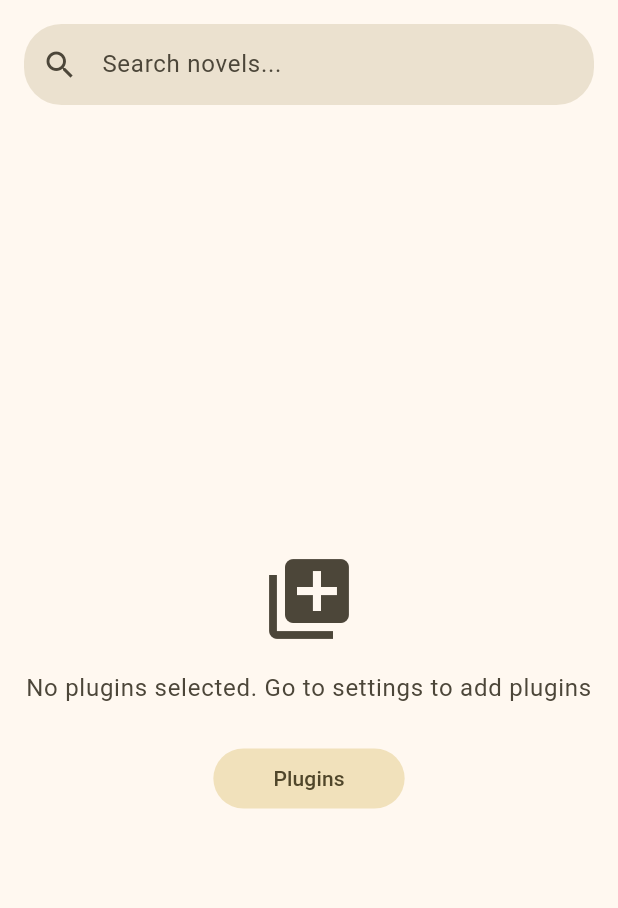
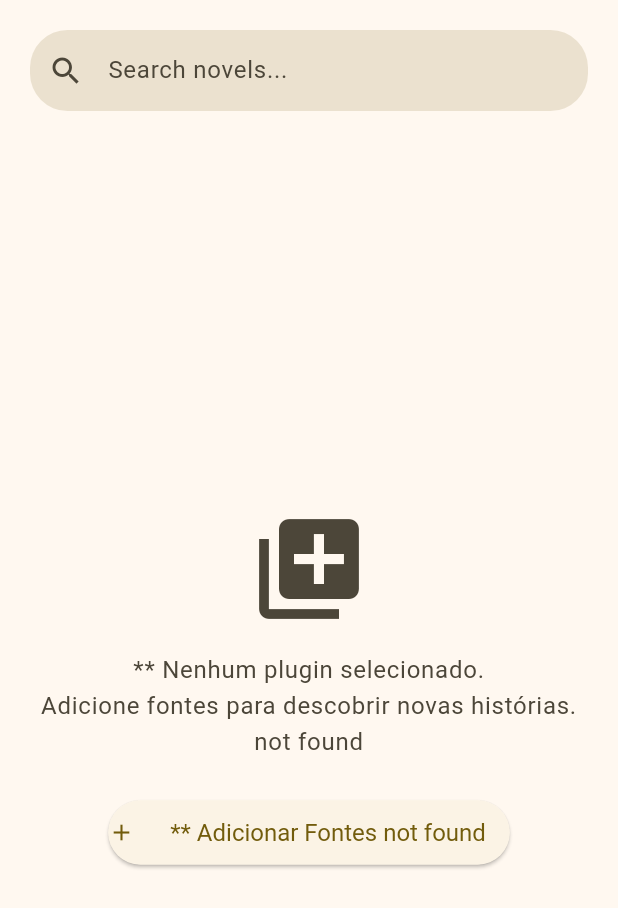
Before and after one commit to Luiz-eduardp/akashic_records, a Flutter app: the LibraryScreen screen opened directly, on a phone screen of 412 x 824 dp. Shown: the top 908 px of the screen. Run offline on Flutter 3.47's test engine with Material 3 defaults, Android fonts, the phone set to English and light mode, and no system bars; our stand-ins replace battery_plus, cached_network_image, file_picker, flutter_advanced_drawer, flutter_html, flutter_markdown and 9 more; missing offline and left inert: epubx, flutter_code_editor, highlight, jsf, traffic_stats; accounts and stored records are empty; network calls fail.

Commit message:
docs: add "Searching" translation
- Added "Searching" translation to en, es, ja, and pt locales.
- Improved loading indicator visual feedback.
- Updated empty state message in library screen.
- Added error handling and display improvements.
- Updated button styles and labels.

```diff
--- a/lib/assets/i18n/locale/i18n_en.json
+++ b/lib/assets/i18n/locale/i18n_en.json
@@ -231,5 +231,6 @@
   "Falha ao carregar o changelog. Erro: $e. Verifique sua conexão com a internet e tente novamente. Tentando carregar dados antigos...": "Failed to load changelog. Error: $e. Check your internet connection and try again. Trying to load old data...",
   "Carregando dados...": "Loading data...",
   "Devido às limitações da API do GitHub sem autenticação, o changelog pode estar desatualizado.": "Due to the limitations of the unauthenticated GitHub API, the changelog may be outdated.",
-  "Limite de requisições da API do GitHub atingido. Por favor, tente novamente mais tarde.": "GitHub API request limit reached. Please try again later."
+  "Limite de requisições da API do GitHub atingido. Por favor, tente novamente mais tarde.": "GitHub API request limit reached. Please try again later.",
+  "Pesquisando": "Searching"
 }
--- a/lib/assets/i18n/locale/i18n_es.json
+++ b/lib/assets/i18n/locale/i18n_es.json
@@ -231,5 +231,6 @@
   "Falha ao carregar o changelog. Erro: $e. Verifique sua conexão com a internet e tente novamente. Tentando carregar dados antigos...": "Error al cargar el registro de cambios. Error: $e. Verifique su conexión a Internet e intente nuevamente. Intentando cargar datos antiguos...",
   "Carregando dados...": "Cargando datos...",
   "Devido às limitações da API do GitHub sem autenticação, o changelog pode estar desatualizado.": "Debido a las limitaciones de la API de GitHub sin autenticación, el registro de cambios puede estar desactualizado.",
-  "Limite de requisições da API do GitHub atingido. Por favor, tente novamente mais tarde.": "Se ha alcanzado el límite de solicitudes de la API de GitHub. Por favor, inténtelo de nuevo más tarde."
+  "Limite de requisições da API do GitHub atingido. Por favor, tente novamente mais tarde.": "Se ha alcanzado el límite de solicitudes de la API de GitHub. Por favor, inténtelo de nuevo más tarde.",
+  "Pesquisando": "Buscando"
 }
--- a/lib/assets/i18n/locale/i18n_ja.json
+++ b/lib/assets/i18n/locale/i18n_ja.json
@@ -231,5 +231,6 @@
   "Falha ao carregar o changelog. Erro: $e. Verifique sua conexão com a internet e tente novamente. Tentando carregar dados antigos...": "変更履歴の読み込みに失敗しました。エラー: $e。インターネット接続を確認して、もう一度お試しください。古いデータを読み込もうとしています...",
   "Carregando dados...": "データを読み込み中...",
   "Devido às limitações da API do GitHub sem autenticação, o changelog pode estar desatualizado.": "認証なしのGitHub APIの制限により、変更履歴が最新ではない可能性があります。",
-  "Limite de requisições da API do GitHub atingido. Por favor, tente novamente mais tarde.": "GitHub APIのリクエスト制限に達しました。後でもう一度お試しください。"
+  "Limite de requisições da API do GitHub atingido. Por favor, tente novamente mais tarde.": "GitHub APIのリクエスト制限に達しました。後でもう一度お試しください。",
+  "Pesquisando": "検索中"
 }
--- a/lib/assets/i18n/locale/i18n_pt.json
+++ b/lib/assets/i18n/locale/i18n_pt.json
@@ -231,5 +231,6 @@
   "Falha ao carregar o changelog. Erro: $e. Verifique sua conexão com a internet e tente novamente. Tentando carregar dados antigos...": "Falha ao carregar o changelog. Erro: $e. Verifique sua conexão com a internet e tente novamente. Tentando carregar dados antigos...",
   "Carregando dados...": "Carregando dados...",
   "Devido às limitações da API do GitHub sem autenticação, o changelog pode estar desatualizado.": "Devido às limitações da API do GitHub sem autenticação, o changelog pode estar desatualizado.",
-  "Limite de requisições da API do GitHub atingido. Por favor, tente novamente mais tarde.": "Limite de requisições da API do GitHub atingido. Por favor, tente novamente mais tarde."
+  "Limite de requisições da API do GitHub atingido. Por favor, tente novamente mais tarde.": "Limite de requisições da API do GitHub atingido. Por favor, tente novamente mais tarde.",
+  "Pesquisando": "Pesquisando"
 }
--- a/lib/screens/library/library_screen.dart
+++ b/lib/screens/library/library_screen.dart
@@ -95,11 +95,17 @@ class _LibraryScreenState extends State<LibraryScreen> {
     final theme = Theme.of(context);
 
     return Scaffold(
-      body: SafeArea(
+      body: RefreshIndicator(
+        onRefresh: () async {
+          _onSearchChanged(_searchTextController.value);
+          return Future.value();
+        },
+        color: theme.colorScheme.primary,
+        child: SafeArea(
           child: Column(
             children: [
               Padding(
-              padding: const EdgeInsets.all(8.0),
+                padding: const EdgeInsets.all(12.0),
                 child: SearchBarWidget(
                   onSearch: _onSearchChanged,
                   onFilterPressed: null,
@@ -109,16 +115,57 @@ class _LibraryScreenState extends State<LibraryScreen> {
             ],
           ),
         ),
+      ),
     );
   }
 
   Widget _buildContent(AppState appState, ThemeData theme) {
     if (_isLoading) {
-      return const Center(child: CircularProgressIndicator());
+      return Center(
+        child: Column(
+          mainAxisAlignment: MainAxisAlignment.center,
+          children: [
+            CircularProgressIndicator(
+              valueColor: AlwaysStoppedAnimation<Color>(
+                theme.colorScheme.primary,
+              ),
+            ),
+            const SizedBox(height: 8),
+            Text(
+              'Pesquisando...'.translate,
+              style: theme.textTheme.bodyMedium!.copyWith(
+                color: theme.colorScheme.onSurfaceVariant,
+              ),
+            ),
+          ],
+        ),
+      );
     }
 
     if (_errorMessage != null) {
-      return Center(child: Text(_errorMessage!));
+      return Center(
+        child: Padding(
+          padding: const EdgeInsets.all(16.0),
+          child: Column(
+            mainAxisAlignment: MainAxisAlignment.center,
+            children: [
+              Icon(
+                Icons.error_outline,
+                size: 48,
+                color: theme.colorScheme.error,
+              ),
+              const SizedBox(height: 8),
+              Text(
+                _errorMessage!,
+                textAlign: TextAlign.center,
+                style: theme.textTheme.bodyLarge!.copyWith(
+                  color: theme.colorScheme.onErrorContainer,
+                ),
+              ),
+            ],
+          ),
+        ),
+      );
     }
 
     if (appState.selectedPlugins.isEmpty) {
@@ -139,6 +186,7 @@ class _LibraryScreenState extends State<LibraryScreen> {
 
     return ListView.builder(
       itemCount: appState.selectedPlugins.length,
+      padding: const EdgeInsets.symmetric(vertical: 8.0),
       itemBuilder: (context, index) {
         final pluginName = appState.selectedPlugins.elementAt(index);
         return PluginCard(pluginName: pluginName);
@@ -155,12 +203,12 @@ class _LibraryScreenState extends State<LibraryScreen> {
           children: [
             Icon(
               Icons.library_add,
-              size: 64,
+              size: 80,
               color: theme.colorScheme.onSurfaceVariant,
             ),
             const SizedBox(height: 16),
             Text(
-              'Nenhum plugin selecionado. Acesse as configurações para adicionar plugins.'
+              'Nenhum plugin selecionado.\nAdicione fontes para descobrir novas histórias.'
                   .translate,
               textAlign: TextAlign.center,
               style: theme.textTheme.bodyLarge!.copyWith(
@@ -168,16 +216,21 @@ class _LibraryScreenState extends State<LibraryScreen> {
               ),
             ),
             const SizedBox(height: 24),
-            FilledButton.tonal(
+            ElevatedButton.icon(
               onPressed: () {
                 Navigator.pushNamed(context, '/plugins');
               },
-              child: Padding(
+              icon: const Icon(Icons.add),
+              label: Padding(
                 padding: const EdgeInsets.symmetric(
                   horizontal: 16,
-                  vertical: 8,
+                  vertical: 12,
                 ),
-                child: Text('Plugins'.translate),
+                child: Text('Adicionar Fontes'.translate),
+              ),
+              style: ElevatedButton.styleFrom(
+                padding: EdgeInsets.zero,
+                textStyle: const TextStyle(fontSize: 16),
               ),
             ),
           ],
```
Lines whose indentation alone changed are shown as unchanged.
